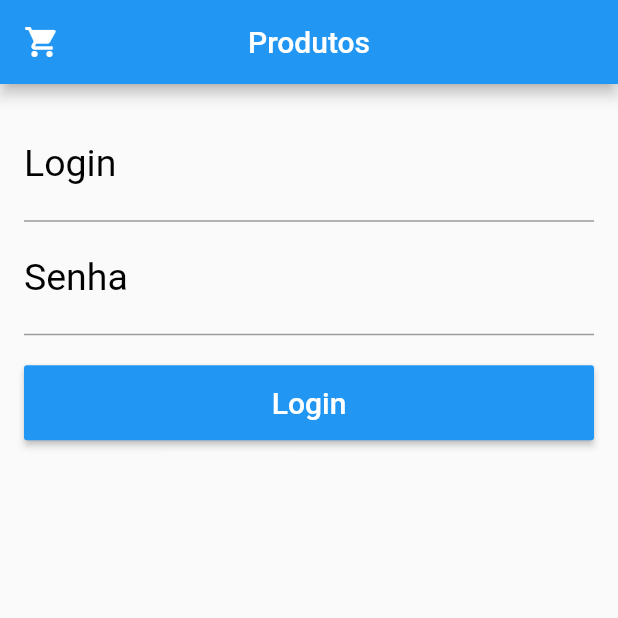
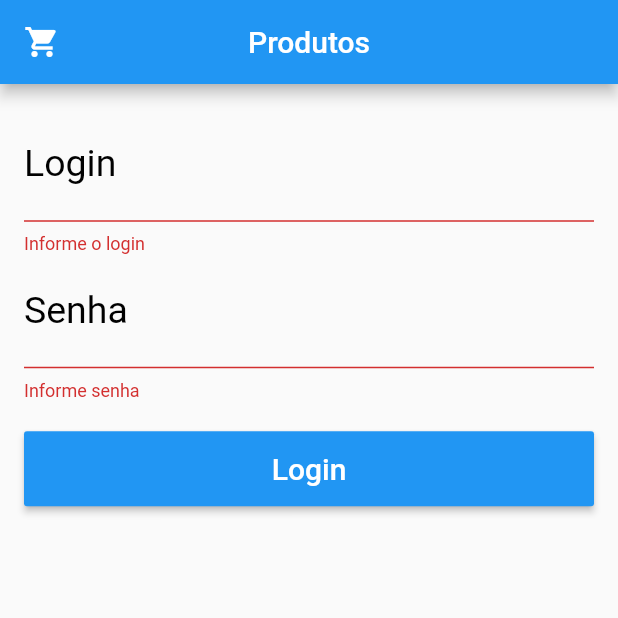
Before and after one commit to DavidCarrilho/produtos, a Flutter app: the screen it shows after launch, after a tap on "Login", on a phone screen of 412 x 824 dp, the top half of it. Run offline on Flutter 3.47's test engine with Material 2 defaults, Android fonts, the phone set to English and light mode, and no system bars.

Commit message:
criando a tela de login

```diff
--- /dev/null
+++ b/lib/domain/login_services.dart
@@ -0,0 +1,7 @@
+// import 'package:http/http.dart' as http;
+
+class LoginService {
+  static bool login(String login, String senha){
+    return true;
+  }
+}
--- a/lib/pages/loginpage.dart
+++ b/lib/pages/loginpage.dart
@@ -1,8 +1,13 @@
 import 'package:flutter/material.dart';
+import 'package:produtos/domain/login_services.dart';
+import 'package:produtos/utils/alerts.dart';
 
 class LoginPage extends StatelessWidget {
-  final _tLogin = TextEditingController();
-  final _tSenha = TextEditingController();
+  // final _tLogin = TextEditingController(text: 'David');// Caso queria já passar um valor para esse campo
+  final _tLogin = TextEditingController(text: ''); // pode usar assim
+  final _tSenha = TextEditingController(); // ou sem nada
+  final GlobalKey<FormState> _formKey = GlobalKey<
+      FormState>(); // Com a key do form podemos criar functions para validar o login e senha
 
   @override
   Widget build(BuildContext context) {
@@ -14,17 +19,39 @@ class LoginPage extends StatelessWidget {
       ),
       body: Padding(
         padding: const EdgeInsets.all(16),
-        child: _body(),
+        child: _body(context),
       ),
     );
   }
 
-  _body() {
+  String _validateLogin(String text) {
+    // =========================================
+    if (text.isEmpty) {
+      return 'Informe o login';
+    }
+    return null; // se tiver tudo ok
+  }
+
+  String _validateSenha(String text) {
+    // =========================================
+    if (text.isEmpty) {
+      return 'Informe senha';
+    }
+    if (text.length <= 2) {
+      return 'Senha precisar ter mais que 2 digitos';
+    }
+    return null; // se tiver tudo ok nao faz nada
+  }
+
+  _body(context) {
     return Form(
+      key: _formKey,
       child: ListView(
         children: <Widget>[
-          TextFormField( //===================================== Login =========================
+          TextFormField(
+            //===================================== Login =========================
             controller: _tLogin,
+            validator: _validateLogin,
             keyboardType: TextInputType.text,
             style: TextStyle(color: Colors.blue, fontSize: 25),
             decoration: InputDecoration(
@@ -33,8 +60,10 @@ class LoginPage extends StatelessWidget {
                 hintText: 'Digite seu login',
                 hintStyle: TextStyle(color: Colors.grey, fontSize: 18)),
           ),
-          TextFormField( //===================================== Senha =========================
+          TextFormField(
+            //===================================== Senha =========================
             controller: _tSenha,
+            validator: _validateSenha,
             obscureText: true,
             keyboardType: TextInputType.number,
             style: TextStyle(color: Colors.blue, fontSize: 25),
@@ -44,21 +73,41 @@ class LoginPage extends StatelessWidget {
                 hintText: 'Digite sua senha',
                 hintStyle: TextStyle(color: Colors.grey, fontSize: 18)),
           ),
-          Container( //========================================= Butão =========================
+          Container(
+              //========================================= Butão =========================
               margin: EdgeInsets.only(top: 20),
               height: 50,
               child: RaisedButton(
                   color: Colors.blue,
                   child: Text('Login',
                       style: TextStyle(color: Colors.white, fontSize: 20)),
-                onPressed: _onClickLogin),
-          )
+                  onPressed: () {
+                    _onClickLogin(context);
+                  }))
         ],
       ),
     );
   }
 
-  _onClickLogin() {
-    print('Login');
+  _onClickLogin(BuildContext context) {
+    final login = _tLogin.text;
+    final senha = _tSenha.text;
+
+    if (!_formKey.currentState.validate()) {
+      // se nao estiver valido, mosta o alerta
+      return;
+    }
+
+    // _tLogin.text = 'Jane'; // passando o valor em tempo de execução
+
+    print('Login:  $login, Senha $senha');
+
+    final ok = LoginService.login(login, senha);
+
+    if (ok) {
+      print('Entrar na Home');
+    } else {
+      alert(context, 'Erro!', 'Informe corretamente seu login e senha.');
     }
   }
+}
--- /dev/null
+++ b/lib/utils/alerts.dart
@@ -0,0 +1,21 @@
+import 'package:flutter/material.dart';
+
+alert(BuildContext context, String title, String msg) {
+  showDialog(
+    context: context,
+    builder: (context) {
+      return AlertDialog(
+        title: Text(title),
+        content: Text(msg),
+        actions: <Widget>[
+          FlatButton(
+            child: Text('Ok'),
+            onPressed: () {
+              Navigator.pop(context);
+            },
+          )
+        ],
+      );
+    },
+  );
+}
--- a/pubspec.yaml
+++ b/pubspec.yaml
@@ -23,6 +23,7 @@ dependencies:
   # The following adds the Cupertino Icons font to your application.
   # Use with the CupertinoIcons class for iOS style icons.
   cupertino_icons: ^0.1.2
+  http: ^0.12.0+2
 
 dev_dependencies:
   flutter_test:
```
Also changed, not shown: pubspec.lock. Lines whose indentation alone changed are shown as unchanged.
